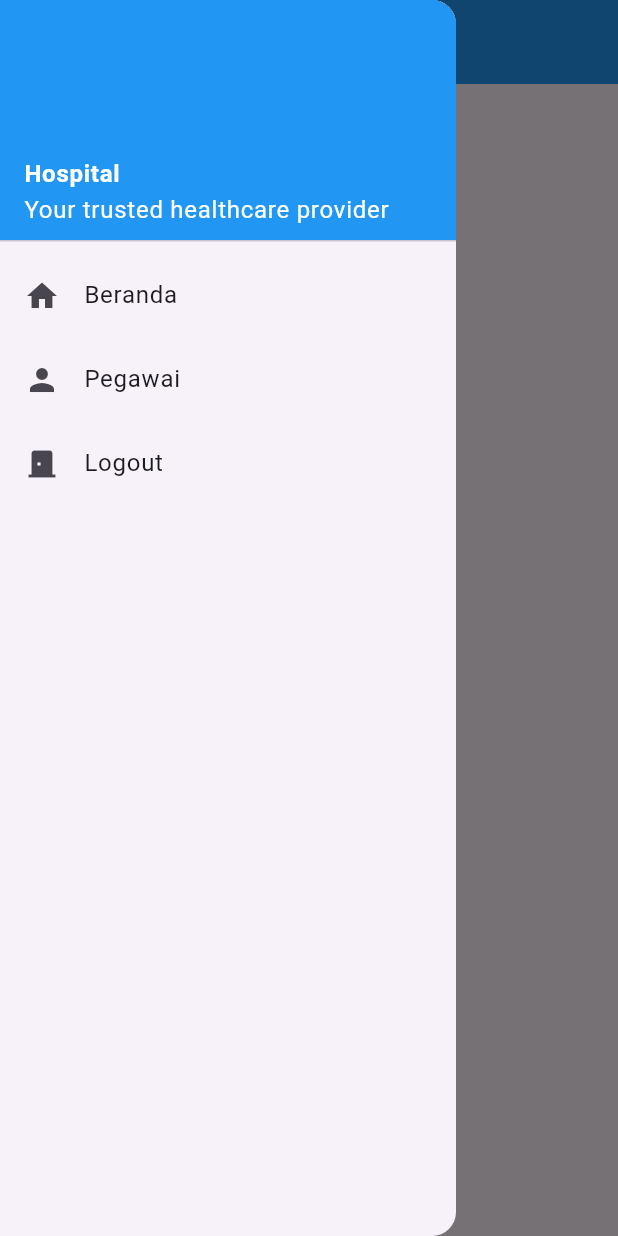
After one commit to NEIR-0/flutter_sum, a Flutter app: the BerandaPages screen opened directly, with the side drawer open, on a phone screen of 412 x 824 dp. The commit adds this screen. Run offline on Flutter 3.47's test engine with Material 3 defaults, Android fonts, the phone set to English and light mode, and no system bars.

Commit message:
feat pertemuan 6 debug

```diff
--- /dev/null
+++ b/flutter_note/lib/pertemuan_6/components/drawers.dart
@@ -0,0 +1,84 @@
+import 'package:flutter/material.dart';
+import 'package:flutter_note/pertemuan_6/pages/beranda.dart';
+import 'package:flutter_note/pertemuan_6/pages/login.dart';
+import 'package:flutter_note/pertemuan_6/pages/pegawai/pegawai_page.dart';
+
+class DrawerPages extends StatelessWidget {
+  const DrawerPages({super.key});
+
+  @override
+  Widget build(BuildContext context) {
+    return Drawer(
+      child: ListView(
+        padding: EdgeInsets.zero,
+        children: [
+          const DrawerHeader(
+            decoration: BoxDecoration(
+              color: Colors.blue,
+            ),
+            child: Align(
+              alignment: Alignment.bottomLeft,
+              child: Column(
+                crossAxisAlignment:
+                    CrossAxisAlignment.start,
+                mainAxisAlignment:
+                    MainAxisAlignment.end,
+                children: [
+                  Text(
+                    'Hospital',
+                    style: TextStyle(
+                      color: Colors.white,
+                      fontWeight: FontWeight.bold,
+                    ),
+                  ),
+                  Text(
+                    'Your trusted healthcare provider',
+                    style: TextStyle(
+                      color: Colors.white,
+                    ),
+                  ),
+                ],
+              ),
+            ),
+          ),
+          ListTile(
+            leading: const Icon(Icons.home),
+            title: const Text('Beranda'),
+            onTap: () {
+              Navigator.pushReplacement(
+                context,
+                MaterialPageRoute(
+                  builder: (context) => const BerandaPages(),
+                ),
+              );
+            },
+          ),
+          ListTile(
+            leading: const Icon(Icons.person),
+            title: const Text('Pegawai'),
+            onTap: () {
+              Navigator.pushReplacement(
+                context,
+                MaterialPageRoute(
+                  builder: (context) => const PegawaiPage(),
+                ),
+              );
+            },
+          ),
+          ListTile(
+            leading: const Icon(Icons.door_back_door),
+            title: const Text('Logout'),
+            onTap: () {
+              Navigator.pushReplacement(
+                context,
+                MaterialPageRoute(
+                  builder: (context) => const LoginPages(),
+                ),
+              );
+            },
+          ),
+        ],
+      ),
+    );
+  }
+}
--- /dev/null
+++ b/flutter_note/lib/pertemuan_6/pages/beranda.dart
@@ -0,0 +1,41 @@
+import 'package:flutter/material.dart';
+import 'package:flutter_note/pertemuan_6/components/drawers.dart';
+
+class BerandaPages extends StatelessWidget {
+  const BerandaPages({super.key});
+
+  @override
+  Widget build(BuildContext context) {
+    return Scaffold(
+      appBar: AppBar(
+        title: const Text(
+          'Beranda',
+          style: TextStyle(
+            fontSize: 20,
+            fontWeight: FontWeight.bold,
+            color: Colors.white,
+          ),
+        ),
+        backgroundColor: Colors.blue,
+        iconTheme: const IconThemeData(
+          color: Colors.white,
+        ),
+      ),
+      body: const Column(
+        mainAxisAlignment: MainAxisAlignment.spaceEvenly,
+        children: [
+          Row(
+            mainAxisAlignment: MainAxisAlignment.center,
+            children: [
+              Text(
+                "Beranda Pages",
+                style: TextStyle(fontWeight: FontWeight.bold, fontSize: 20),
+              )
+            ],
+          ),
+        ],
+      ),
+      drawer: const DrawerPages(),
+    );
+  }
+}
```
Also changed, not shown: flutter_note/lib/main.dart (+7 -4 lines), flutter_note/lib/pertemuan_6/models/globalModel.dart (added, +29 -0 lines), flutter_note/lib/pertemuan_6/pages/login.dart (added, +71 -0 lines), flutter_note/lib/pertemuan_6/pages/pegawai/pegawai_detail.dart (added, +138 -0 lines), flutter_note/lib/pertemuan_6/pages/pegawai/pegawai_form.dart (added, +177 -0 lines), flutter_note/lib/pertemuan_6/pages/pegawai/pegawai_page.dart (added, +137 -0 lines).
